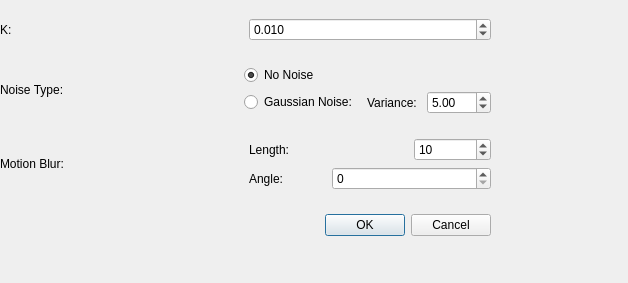
First picture: the form in dialogwienerfilter.ui, repository hubutui/ImageProcessingKit, before the edit.
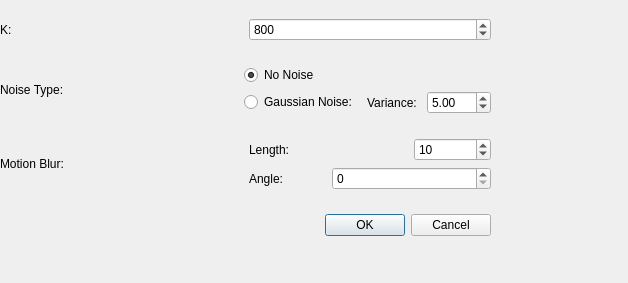
Second picture: the form after the edit.

Commit message: 暂时到这里吧，很多东西还是没能最终实现，课程也就这么结束了．略感遗憾．

What changed in the file:
```diff
--- a/dialogwienerfilter.ui
+++ b/dialogwienerfilter.ui
@@ -16,7 +16,7 @@
   <property name="windowTitle">
    <string>Wiener Filter Setting</string>
   </property>
-  <widget class="QWidget" name="">
+  <widget class="QWidget" name="layoutWidget">
    <property name="geometry">
     <rect>
      <x>0</x>
@@ -38,16 +38,16 @@
       <item>
        <widget class="QDoubleSpinBox" name="doubleSpinBoxK">
         <property name="decimals">
-         <number>3</number>
+         <number>0</number>
         </property>
         <property name="maximum">
-         <double>1.000000000000000</double>
+         <double>10000.000000000000000</double>
         </property>
         <property name="singleStep">
          <double>0.001000000000000</double>
         </property>
         <property name="value">
-         <double>0.010000000000000</double>
+         <double>800.000000000000000</double>
         </property>
        </widget>
       </item>
```
Left out of the diff: 2 changed lines with no effect on the pictures. The commit also changes 2 other files.
